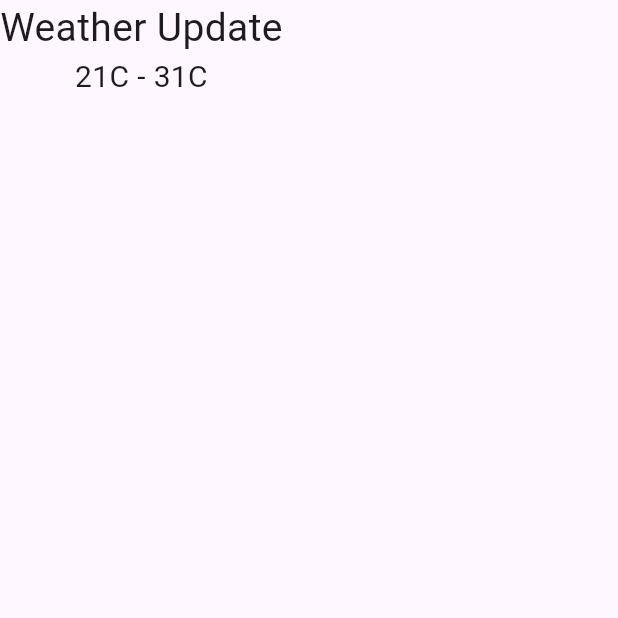
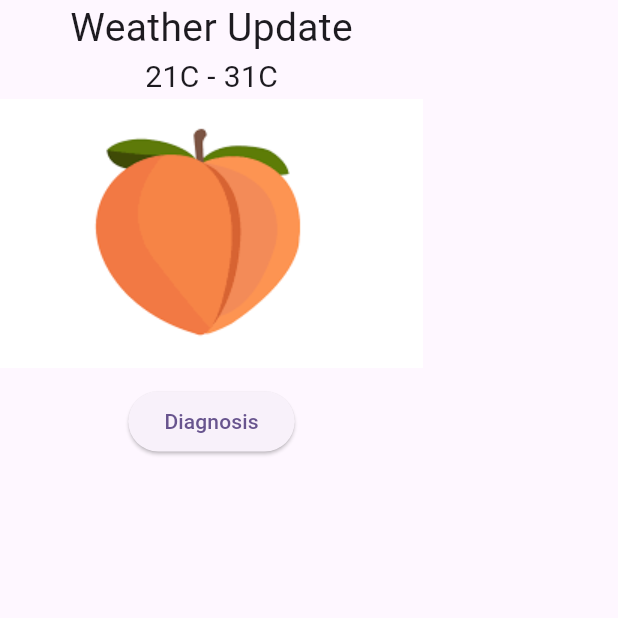
Before and after one commit to shahsawarkhanzada/plant_disease_detection, a Flutter app: the ThirdScreen screen opened directly, on a phone screen of 412 x 824 dp, the top half of it. Run offline on Flutter 3.47's test engine with Material 3 defaults, Android fonts, the phone set to English and light mode, and no system bars.

Commit message:
design update

```diff
--- a/lib/view/third_screen.dart
+++ b/lib/view/third_screen.dart
@@ -10,17 +10,22 @@ class ThirdScreen extends StatefulWidget {
 class _ThirdScreenState extends State<ThirdScreen> {
   @override
   Widget build(BuildContext context) {
-    return const Scaffold(
+    return Scaffold(
       body: Column(
         children: [
-           Text(
+          const Text(
             'Weather Update',
             style: TextStyle(fontSize: 26),
           ),
-           Text(
+          const Text(
             '21C - 31C',
             style: TextStyle(fontSize: 20),
           ),
+          const Image(image: AssetImage('assets/images/peach.png')),
+          const SizedBox(
+            height: 12,
+          ),
+          ElevatedButton(onPressed: () {}, child: const Text('Diagnosis'))
         ],
       ),
     );
--- a/pubspec.yaml
+++ b/pubspec.yaml
@@ -59,9 +59,9 @@ flutter:
   uses-material-design: true
 
   # To add assets to your application, add an assets section, like this:
-  # assets:
-  #   - images/a_dot_burr.jpeg
-  #   - images/a_dot_ham.jpeg
+  assets:
+    - assets/images
+
 
   # An image asset can refer to one or more resolution-specific "variants", see
   # https://flutter.dev/assets-and-images/#resolution-aware
```
Also changed, not shown: assets/images/peach.png (renamed from assets/peach.png).
